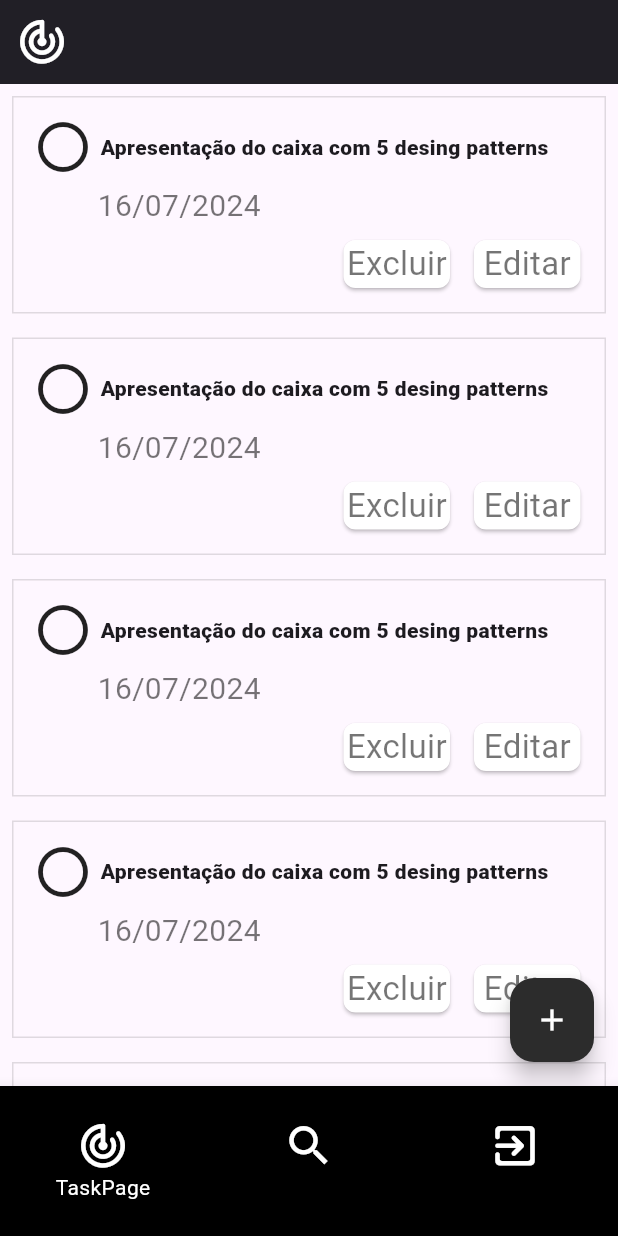
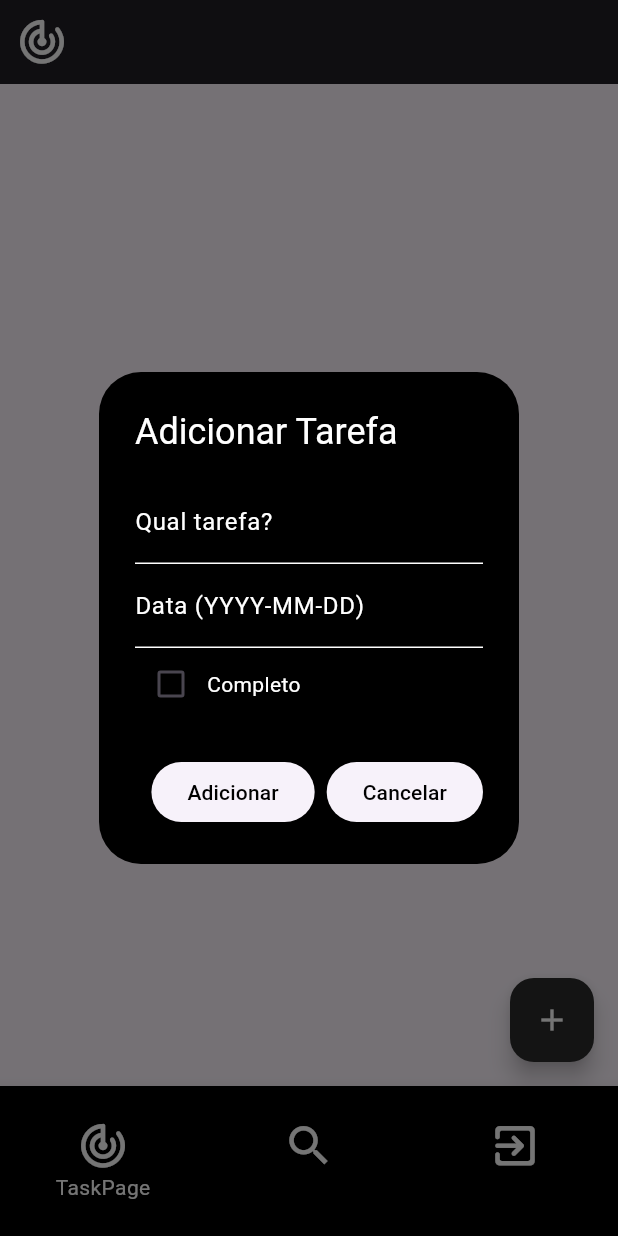
Before and after one commit to thailsonAlmeida/flutter_my_tasks, a Flutter app: the screen it shows after launch, after a tap on the "add" icon, on a phone screen of 412 x 824 dp. Run offline on Flutter 3.47's test engine with Material 3 defaults, Android fonts, the light colour scheme and no system bars; our stand-ins replace sqflite; accounts and stored records are empty.

Commit message:
Add Sqflit and crud task

```diff
--- /dev/null
+++ b/lib/pages/task_list_sreen.dart
@@ -0,0 +1,213 @@
+import 'package:flutter/material.dart';
+import 'package:intl/intl.dart';
+import 'package:my_tasks/repositories/database_helper.dart';
+
+class TaskListScreen extends StatefulWidget {
+  const TaskListScreen({super.key});
+
+  @override
+  State<TaskListScreen> createState() => _TaskListScreenState();
+}
+
+class _TaskListScreenState extends State<TaskListScreen> {
+  final DatabaseHelper _dbHelper = DatabaseHelper();
+  List<Map<String, dynamic>> _tasks = [];
+
+  @override
+  void initState() {
+    super.initState();
+    _refreshTasks();
+  }
+
+  void _refreshTasks() async {
+    final tasks = await _dbHelper.getTasks();
+    setState(() {
+      _tasks = tasks;
+    });
+  }
+
+  void _showTaskDialog([Map<String, dynamic>? task]) {
+    final nameController = TextEditingController(text: task?['name'] ?? '');
+    final dateController = TextEditingController(
+      text: task != null
+          ? DateFormat('yyyy-MM-dd').format(DateTime.parse(task['dueDate']))
+          : '',
+    );
+    bool isComplete = task?['isComplete'] == 1;
+
+    showDialog(
+      context: context,
+      builder: (context) {
+        return AlertDialog(
+          backgroundColor: Colors.black,
+          title: Text(
+            task == null ? 'Adicionar Tarefa' : 'Editar Tarefa',
+            style: const TextStyle(color: Colors.white),
+          ),
+          content: Column(
+            mainAxisSize: MainAxisSize.min,
+            children: [
+              TextField(
+                style: const TextStyle(
+                  color: Colors.white,
+                ),
+                cursorColor: Colors.white,
+                controller: nameController,
+                decoration: const InputDecoration(
+                  labelText: 'Qual tarefa?',
+                  labelStyle: TextStyle(
+                    color: Colors.white,
+                  ),
+                  focusedBorder: UnderlineInputBorder(
+                    borderSide: BorderSide(
+                      color: Color.fromARGB(255, 255, 255, 255),
+                    ),
+                  ),
+                  enabledBorder: UnderlineInputBorder(
+                    borderSide: BorderSide(
+                      color: Color.fromARGB(255, 255, 255, 255),
+                    ),
+                  ),
+                ),
+              ),
+              TextField(
+                style: const TextStyle(
+                  color: Colors.white,
+                ),
+                cursorColor: Colors.white,
+                controller: dateController,
+                decoration: const InputDecoration(
+                  labelText: 'Data (YYYY-MM-DD)',
+                  labelStyle: TextStyle(
+                    color: Colors.white,
+                  ),
+                  focusedBorder: UnderlineInputBorder(
+                    borderSide: BorderSide(
+                      color: Color.fromARGB(255, 255, 255, 255),
+                    ),
+                  ),
+                  enabledBorder: UnderlineInputBorder(
+                    borderSide: BorderSide(
+                      color: Color.fromARGB(255, 255, 255, 255),
+                    ),
+                  ),
+                ),
+              ),
+              Row(
+                children: [
+                  Checkbox(
+                    value: isComplete,
+                    onChanged: (value) {
+                      setState(() {
+                        isComplete = value ?? false;
+                      });
+                    },
+                  ),
+                  const Text(
+                    'Completo',
+                    style: TextStyle(color: Colors.white),
+                  )
+                ],
+              ),
+            ],
+          ),
+          actions: [
+            ElevatedButton(
+              onPressed: () async {
+                if (task == null) {
+                  await _dbHelper.insertTask({
+                    'name': nameController.text,
+                    'dueDate': dateController.text,
+                    'isComplete': isComplete ? 1 : 0,
+                  });
+                } else {
+                  await _dbHelper.updateTask({
+                    'id': task['id'],
+                    'name': nameController.text,
+                    'dueDate': dateController.text,
+                    'isComplete': isComplete ? 1 : 0,
+                  });
+                }
+                _refreshTasks();
+                Navigator.of(context).pop();
+              },
+              child: Text(
+                task == null ? 'Adicionar' : 'Atualizar',
+                style: const TextStyle(
+                  color: Colors.black,
+                ),
+              ),
+            ),
+            ElevatedButton(
+              onPressed: () {
+                Navigator.of(context).pop();
+              },
+              child: const Text(
+                'Cancelar',
+                style: TextStyle(
+                  color: Colors.black,
+                ),
+              ),
+            ),
+          ],
+        );
+      },
+    );
+  }
+
+  void _deleteTask(int id) async {
+    await _dbHelper.deleteTask(id);
+    _refreshTasks();
+  }
+
+  @override
+  Widget build(BuildContext context) {
+    return Scaffold(
+      appBar: AppBar(
+        leading: const Icon(
+          size: 35,
+          Icons.track_changes_rounded,
+          color: Colors.white,
+        ),
+        backgroundColor: const Color.fromRGBO(33, 31, 38, 75),
+      ),
+      body: ListView.builder(
+        itemCount: _tasks.length,
+        itemBuilder: (context, index) {
+          final task = _tasks[index];
+          return ListTile(
+            title: Text(task['name']),
+            subtitle: Text('Entregar: ${task['dueDate']}'),
+            trailing: Checkbox(
+              value: task['isComplete'] == 1,
+              onChanged: (value) {
+                //erro
+                // Faz uma cópia mutável do mapa da tarefa
+                final updatedTask = Map<String, dynamic>.from(task);
+
+                // Modifica a cópia
+                updatedTask['isComplete'] = value! ? 1 : 0;
+
+                // Atualiza a tarefa no banco de dados
+                _dbHelper.updateTask(updatedTask);
+
+                // Atualiza a lista de tarefas na UI
+                _refreshTasks();
+              },
+            ),
+            onTap: () => _showTaskDialog(task),
+            onLongPress: () => _deleteTask(task['id']),
+          );
+        },
+      ),
+      floatingActionButton: FloatingActionButton(
+        onPressed: () => _showTaskDialog(),
+        backgroundColor: const Color.fromRGBO(44, 44, 44, 1),
+        child: const Icon(
+          Icons.add,
+          color: Colors.white,
+        ),
+      ),
+    );
+  }
+}
--- a/lib/pages/task_page.dart
+++ b/lib/pages/task_page.dart
@@ -1,5 +1,6 @@
 import 'package:flutter/material.dart';
 import 'package:my_tasks/pages/components/button_custom.dart';
+import 'package:my_tasks/pages/task_list_sreen.dart';
 
 class TaskPage extends StatefulWidget {
   const TaskPage({super.key});
@@ -17,7 +18,7 @@ class _TaskPageState extends State<TaskPage> {
   );
 
   static final List<Widget> _widgetOptions = <Widget>[
-    Padding(
+    /*Padding(
       padding: const EdgeInsets.all(8.0),
       child: Container(
         decoration: BoxDecoration(
@@ -104,6 +105,8 @@ class _TaskPageState extends State<TaskPage> {
         ),
       ),
     ),
+    */
+    const TaskListScreen(),
     const Text(
       'Index 1: Pesquisar',
       style: optionStyle,
@@ -124,6 +127,7 @@ class _TaskPageState extends State<TaskPage> {
   Widget build(BuildContext context) {
     return MaterialApp(
       home: Scaffold(
+        /*
         appBar: AppBar(
           leading: const Icon(
             size: 35,
@@ -131,24 +135,16 @@ class _TaskPageState extends State<TaskPage> {
             color: Colors.white,
           ),
           backgroundColor: const Color.fromRGBO(33, 31, 38, 75),
-        ),
-        body: ListView(
-          children: [
-            _widgetOptions.elementAt(_selectedIndex),
-            _widgetOptions.elementAt(_selectedIndex),
-            _widgetOptions.elementAt(_selectedIndex),
-            _widgetOptions.elementAt(_selectedIndex),
-            _widgetOptions.elementAt(_selectedIndex),
-          ],
-        ),
-        floatingActionButton: FloatingActionButton(
+        ),*/
+        body: const TaskListScreen(),
+        /*floatingActionButton: FloatingActionButton(
           onPressed: () {},
           backgroundColor: const Color.fromRGBO(44, 44, 44, 1),
           child: const Icon(
             Icons.add,
             color: Colors.white,
           ),
-        ),
+        ),*/
         bottomNavigationBar: SizedBox(
           height: 100,
           child: BottomNavigationBar(
--- /dev/null
+++ b/lib/repositories/database_helper.dart
@@ -0,0 +1,66 @@
+import 'package:sqflite/sqflite.dart';
+import 'package:path/path.dart';
+
+class DatabaseHelper {
+  static final DatabaseHelper _instance = DatabaseHelper._internal();
+  static Database? _database;
+
+  factory DatabaseHelper() {
+    return _instance;
+  }
+
+  DatabaseHelper._internal();
+
+  Future<Database> get database async {
+    if (_database != null) return _database!;
+    _database = await _initDatabase();
+    return _database!;
+  }
+
+  Future<Database> _initDatabase() async {
+    String path = join(await getDatabasesPath(), 'tasks.db');
+    return await openDatabase(
+      path,
+      version: 1,
+      onCreate: (db, version) async {
+        await db.execute('''
+          CREATE TABLE tasks(
+            id INTEGER PRIMARY KEY AUTOINCREMENT,
+            name TEXT,
+            dueDate TEXT,
+            isComplete INTEGER
+          )
+          ''');
+      },
+    );
+  }
+
+  Future<int> insertTask(Map<String, dynamic> task) async {
+    Database db = await database;
+    return await db.insert('tasks', task);
+  }
+
+  Future<List<Map<String, dynamic>>> getTasks() async {
+    Database db = await database;
+    return await db.query('tasks');
+  }
+
+  Future<int> updateTask(Map<String, dynamic> task) async {
+    Database db = await database;
+    return await db.update(
+      'tasks',
+      task,
+      where: 'id = ?',
+      whereArgs: [task['id']],
+    );
+  }
+
+  Future<int> deleteTask(int id) async {
+    Database db = await database;
+    return await db.delete(
+      'tasks',
+      where: 'id = ?',
+      whereArgs: [id],
+    );
+  }
+}
--- a/pubspec.yaml
+++ b/pubspec.yaml
@@ -30,6 +30,9 @@ environment:
 dependencies:
   flutter:
     sdk: flutter
+  sqflite: any
+  path: any
+  intl: ^0.19.0
 
 
   # The following adds the Cupertino Icons font to your application.
```
Also changed, not shown: pubspec.lock, 1 other file.
